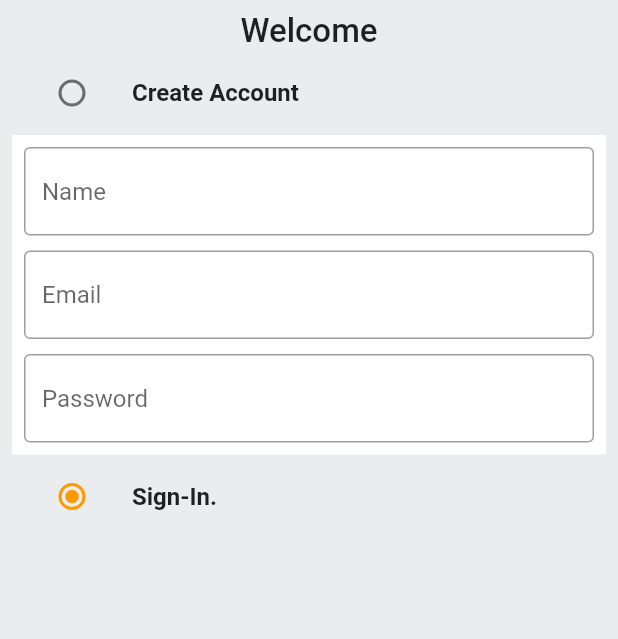
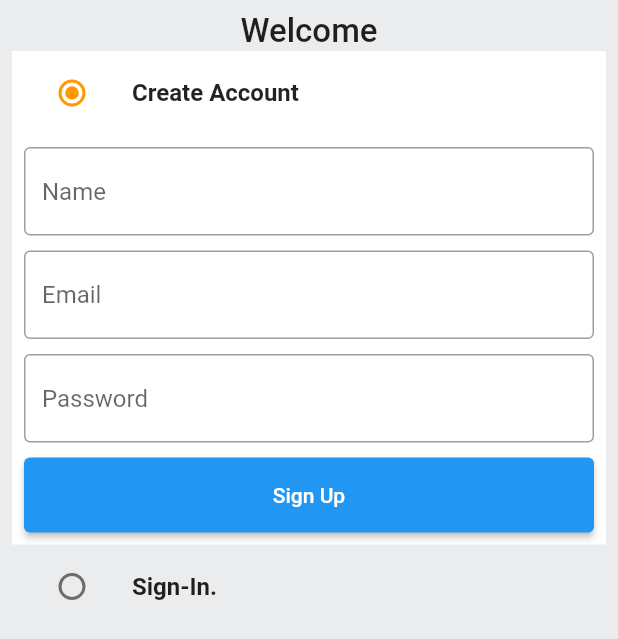
Before and after one commit to dzzirima/gafaShopFlutter, a Flutter app: the screen it shows after launch, on a phone screen of 412 x 824 dp. Shown: the top 639 px of the screen. Run offline on Flutter 3.47's test engine with Material 2 defaults, Android fonts, the phone set to English and light mode, and no system bars.

Commit message:
feat : signin and sign up forms done

```diff
--- /dev/null
+++ b/lib/common/Widgets/custom_button.dart
@@ -0,0 +1,21 @@
+import 'package:flutter/material.dart';
+
+class CustomButton extends StatelessWidget {
+  //things we want from the constructor
+  final String text;
+  final VoidCallback onTap;
+
+  const CustomButton({Key? key, required this.text, required this.onTap})
+      : super(key: key);
+
+  @override
+  Widget build(BuildContext context) {
+    return ElevatedButton(
+      onPressed: onTap,
+      child: Text(text),
+      style: ElevatedButton.styleFrom(
+        minimumSize: const Size(double.infinity, 50),
+      ),
+    );
+  }
+}
--- a/lib/features/auth/screens/auth_screen.dart
+++ b/lib/features/auth/screens/auth_screen.dart
@@ -1,5 +1,6 @@
 // ignore_for_file: prefer_const_constructors
 
+import 'package:amazon_clone/common/Widgets/custom_button.dart';
 import 'package:amazon_clone/common/Widgets/custom_textfield.dart';
 import 'package:amazon_clone/constants/global_variables.dart';
 import 'package:flutter/material.dart';
@@ -48,13 +49,16 @@ class _AuthScreenState extends State<AuthScreen> {
                 style: TextStyle(fontSize: 22, fontWeight: FontWeight.w500),
               ),
               ListTile(
+                tileColor: _auth == Auth.signup
+                    ? GlobalVariables.backgroundColor
+                    : GlobalVariables.greyBackgroundCOlor,
                 title: Text(
                   'Create Account',
                   style: TextStyle(fontWeight: FontWeight.bold),
                 ),
                 leading: Radio(
                   activeColor: GlobalVariables.secondaryColor,
-                  value: Auth.signin,
+                  value: Auth.signup,
                   groupValue: _auth,
                   onChanged: (Auth? val) {
                     setState(() {
@@ -84,19 +88,32 @@ class _AuthScreenState extends State<AuthScreen> {
                         CustomeTextField(
                           controller: _passwordController,
                           hintText: 'Password',
+                        ),
+                        //passing it as const makes user it does not rebuild
+                        //sized box coz its always const  not body which can never be const
+
+                        const SizedBox(
+                          height: 10,
+                        ),
+                        CustomButton(
+                          text: 'Sign Up',
+                          onTap: () {},
                         )
                       ],
                     ),
                   ),
                 ),
               ListTile(
+                tileColor: _auth == Auth.signin
+                    ? GlobalVariables.backgroundColor
+                    : GlobalVariables.greyBackgroundCOlor,
                 title: Text(
                   'Sign-In.',
                   style: TextStyle(fontWeight: FontWeight.bold),
                 ),
                 leading: Radio(
                   activeColor: GlobalVariables.secondaryColor,
-                  value: Auth.signup,
+                  value: Auth.signin,
                   groupValue: _auth,
                   onChanged: (Auth? val) {
                     setState(() {
@@ -105,6 +122,38 @@ class _AuthScreenState extends State<AuthScreen> {
                   },
                 ),
               ),
+              if (_auth == Auth.signin)
+                Container(
+                  padding: const EdgeInsets.all(8.0),
+                  color: GlobalVariables.backgroundColor,
+                  child: Form(
+                    key: _signUpFormKey,
+                    child: Column(
+                      children: [
+                        const SizedBox(height: 10),
+                        CustomeTextField(
+                          controller: _emailController,
+                          hintText: "Email",
+                        ),
+                        const SizedBox(height: 10),
+                        CustomeTextField(
+                          controller: _passwordController,
+                          hintText: 'Password',
+                        ),
+                        //passing it as const makes user it does not rebuild
+                        //sized box coz its always const  not body which can never be const
+
+                        const SizedBox(
+                          height: 10,
+                        ),
+                        CustomButton(
+                          text: 'Sign Up',
+                          onTap: () {},
+                        )
+                      ],
+                    ),
+                  ),
+                ),
             ],
           ),
         ),
```
